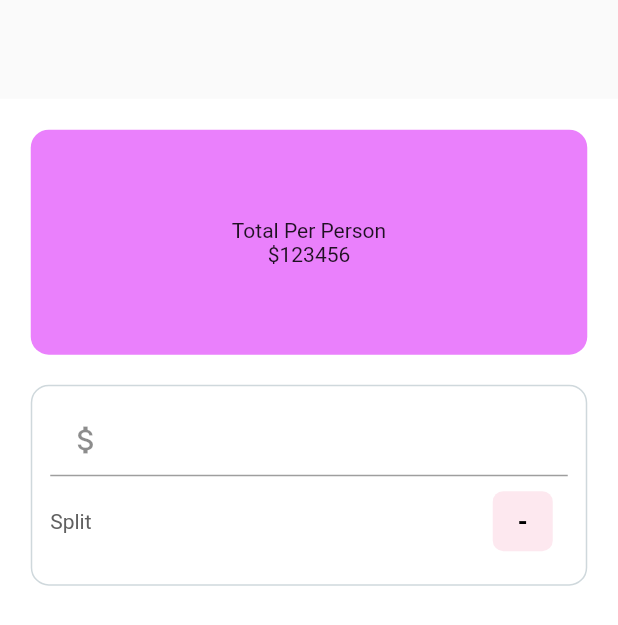
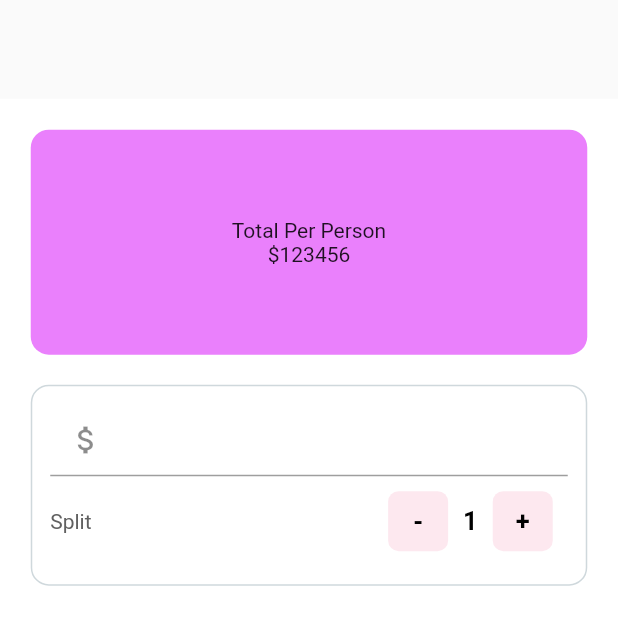
Before and after one commit to svaillancourt/Hello-World-Flutter, a Flutter app: the screen it shows after launch, on a phone screen of 412 x 824 dp. Shown: the top 625 px of the screen. Run offline on Flutter 3.47's test engine with Material 2 defaults, Android fonts, the phone set to English and light mode, and no system bars.

Commit message:
added plus button

```diff
--- a/lib/ui/home.dart
+++ b/lib/ui/home.dart
@@ -110,7 +110,39 @@ class _BillSplitterState extends State<BillSplitter> {
                                       fontSize: 17.0),
                                 ),
                               ),
-                              ))
+                            ),
+                          ),
+                          Text(
+                            "$_personCounter",
+                            style: TextStyle(
+                                color: Colors.black,
+                                fontWeight: FontWeight.bold,
+                                fontSize: 17.0),
+                          ),
+                          InkWell(
+                            onTap: () {
+                              setState(() {
+                                _personCounter++;
+                              });
+                            },
+                            child: Container(
+                              width: 40.0,
+                              height: 40.0,
+                              margin: EdgeInsets.all(10.0),
+                              decoration: BoxDecoration(
+                                  borderRadius: BorderRadius.circular(7.0),
+                                  color: Colors.pink.withOpacity(0.1)),
+                              child: Center(
+                                child: Text(
+                                  "+",
+                                  style: TextStyle(
+                                      color: Colors.black,
+                                      fontWeight: FontWeight.bold,
+                                      fontSize: 17.0),
+                                ),
+                              ),
+                            ),
+                          ),
                         ],
                       )
                     ],
```
Lines whose indentation alone changed are shown as unchanged.
